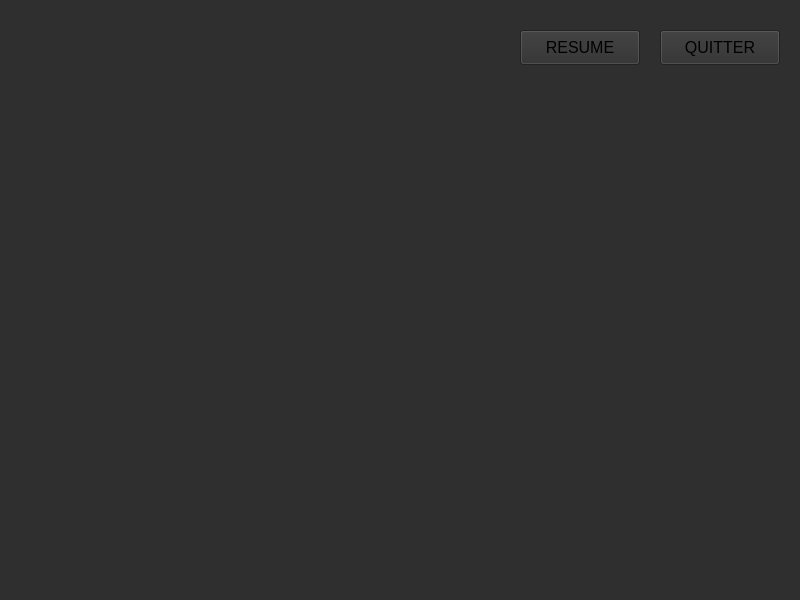
First picture: the form in wifibot/mainwindow.ui, repository Milieuuh/Arkanoid, before the edit.
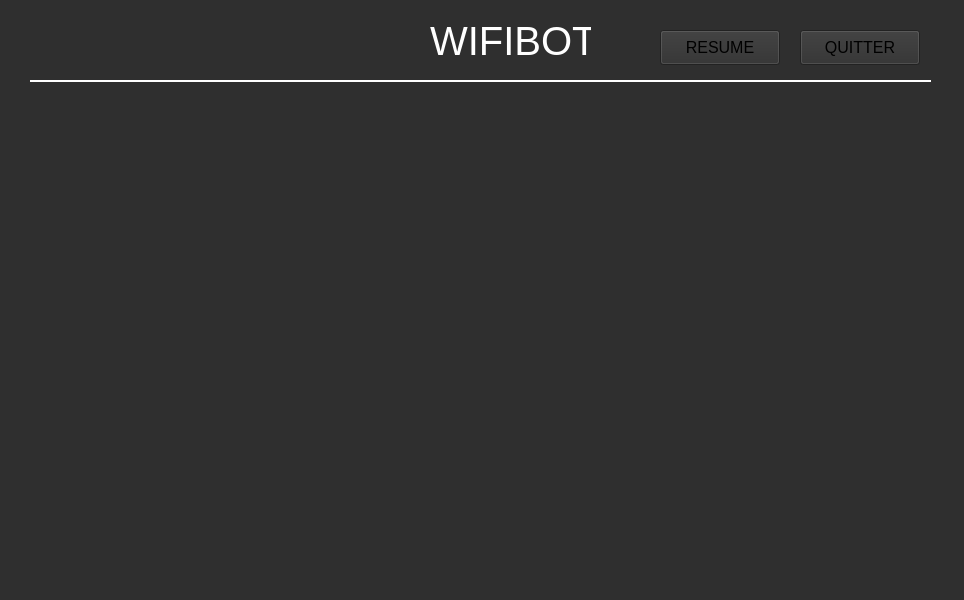
Second picture: the form after the edit.

Commit message: ajout de label

```diff
--- a/wifibot/mainwindow.ui
+++ b/wifibot/mainwindow.ui
@@ -9,7 +9,7 @@
    <rect>
     <x>0</x>
     <y>0</y>
-    <width>800</width>
+    <width>964</width>
     <height>600</height>
    </rect>
   </property>
@@ -23,7 +23,7 @@
    <widget class="QPushButton" name="btnUI_quitter">
     <property name="geometry">
      <rect>
-      <x>660</x>
+      <x>800</x>
       <y>30</y>
       <width>120</width>
       <height>35</height>
@@ -43,7 +43,7 @@
    <widget class="QPushButton" name="btnUI_resume">
     <property name="geometry">
      <rect>
-      <x>520</x>
+      <x>660</x>
       <y>30</y>
       <width>120</width>
       <height>35</height>
@@ -60,8 +60,42 @@
      <string>RESUME</string>
     </property>
    </widget>
+   <widget class="QLabel" name="label">
+    <property name="geometry">
+     <rect>
+      <x>430</x>
+      <y>20</y>
+      <width>161</width>
+      <height>41</height>
+     </rect>
+    </property>
+    <property name="styleSheet">
+     <string notr="true">color: white;
+font-size:40px; </string>
+    </property>
+    <property name="text">
+     <string>WIFIBOT</string>
+    </property>
+   </widget>
+   <widget class="QLabel" name="label_2">
+    <property name="geometry">
+     <rect>
+      <x>30</x>
+      <y>80</y>
+      <width>901</width>
+      <height>2</height>
+     </rect>
+    </property>
+    <property name="styleSheet">
+     <string notr="true">background-color: white;</string>
+    </property>
+    <property name="text">
+     <string/>
+    </property>
+   </widget>
   </widget>
-  <widget class="QMenuBar" name="menubar">
+  <widget class="QStatusBar" name="statusBar"/>
+  <widget class="QMenuBar" name="menuBar">
    <property name="geometry">
     <rect>
      <x>0</x>
```
Left out of the diff: 7 changed lines with no effect on the pictures. The commit also changes 3 other files.
